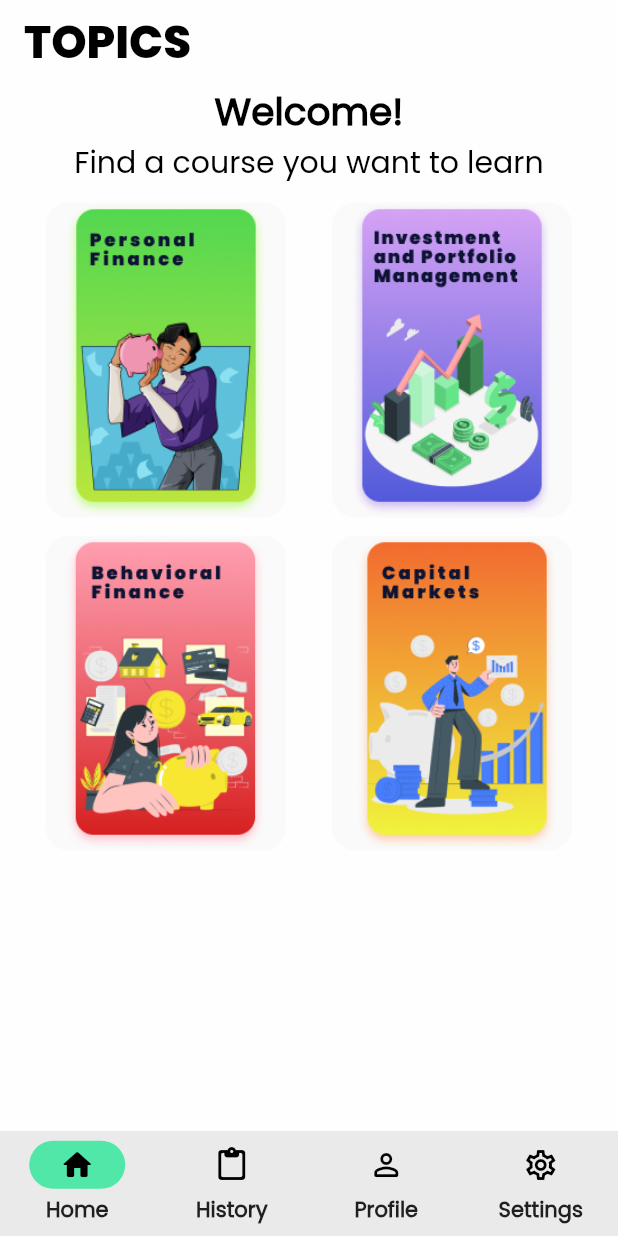
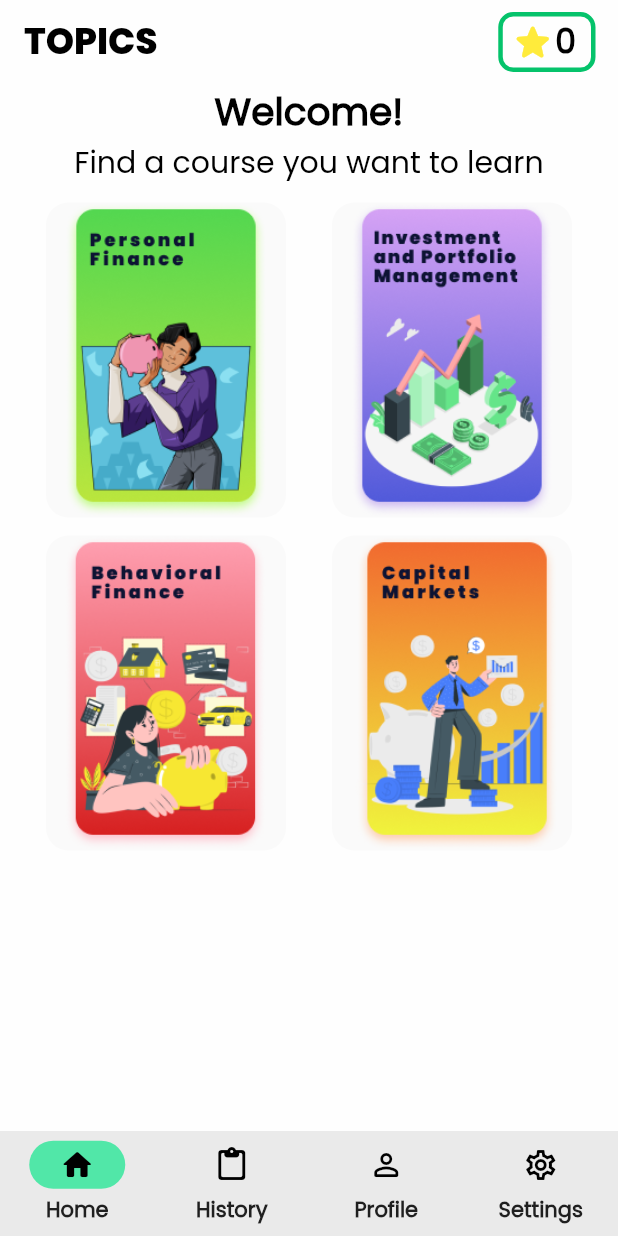
Before and after one commit to jelloalmoite/investor-quiz-app, a Flutter app: the screen it shows after launch, on a phone screen of 412 x 824 dp. Run offline on Flutter 3.47's test engine with Material 2 defaults, Android fonts, the light colour scheme and no system bars; our stand-ins replace animated_splash_screen, auto_size_text, hive, hive_flutter, page_transition, percent_indicator and 1 more; accounts and stored records are empty.

Commit message:
Adjust design on History & Added Score on Home + minor adjust on other pages

```diff
--- a/lib/pages/details.dart
+++ b/lib/pages/details.dart
@@ -131,7 +131,7 @@ class _DetailsState extends State<Details> {
         appBar: AppBar(
           centerTitle: true,
           title: const Text(
-            "RESULT",
+            "Quiz Details",
             style: TextStyle(
               fontSize: 24,
               color: Colors.black,
--- a/lib/pages/historydetail.dart
+++ b/lib/pages/historydetail.dart
@@ -132,7 +132,7 @@ class _DetailsState extends State<Details> {
         appBar: AppBar(
           centerTitle: true,
           title: const Text(
-            "RESULT",
+            "Quiz Details",
             style: TextStyle(
               fontSize: 24,
               color: Colors.black,
--- a/lib/pages/home.dart
+++ b/lib/pages/home.dart
@@ -37,16 +37,45 @@ class _HomePageState extends State<HomePage> {
   Widget build(BuildContext context) => Scaffold(
         appBar: AppBar(
           title: const Text(
-            'TOPICS',
+            "TOPICS",
             style: TextStyle(
+              fontSize: 24,
               color: Colors.black,
               fontFamily: 'Poppins-ExtraBold',
-              fontSize: 30,
-              fontWeight: FontWeight.w900,
+              fontWeight: FontWeight.w800,
             ),
           ),
+          actions: <Widget>[
+            Container(
+              margin: const EdgeInsets.fromLTRB(0, 8, 15, 8),
+              padding: const EdgeInsets.fromLTRB(5, 0, 10, 0),
+              decoration: BoxDecoration(
+                borderRadius: BorderRadius.circular(10),
+                border: Border.all(
+                  color: const Color.fromRGBO(5, 195, 107, 50),
+                  width: 3,
+                ),
+              ),
+              child: Row(
+                children: [
+                  const Icon(
+                    Icons.star_rounded,
+                    size: 30,
+                    color: Colors.yellow,
+                  ),
+                  Text(catLevel.toString(),
+                      style: TextStyle(
+                        color: Colors.black,
+                        fontSize: 22,
+                        fontFamily: 'Poppins',
+                        fontWeight: FontWeight.bold,
+                      )),
+                ],
+              ),
+            ),
+          ],
           backgroundColor: Colors.transparent,
-          elevation: 0, // 0 yung value para mawala yung back shadow sa app bar
+          elevation: 0,
         ),
         body: Column(
           crossAxisAlignment: CrossAxisAlignment.center,
```
Also changed, not shown: lib/pages/history.dart (+53 -26 lines), lib/pages/historyCategory.dart (+12 -3 lines).
